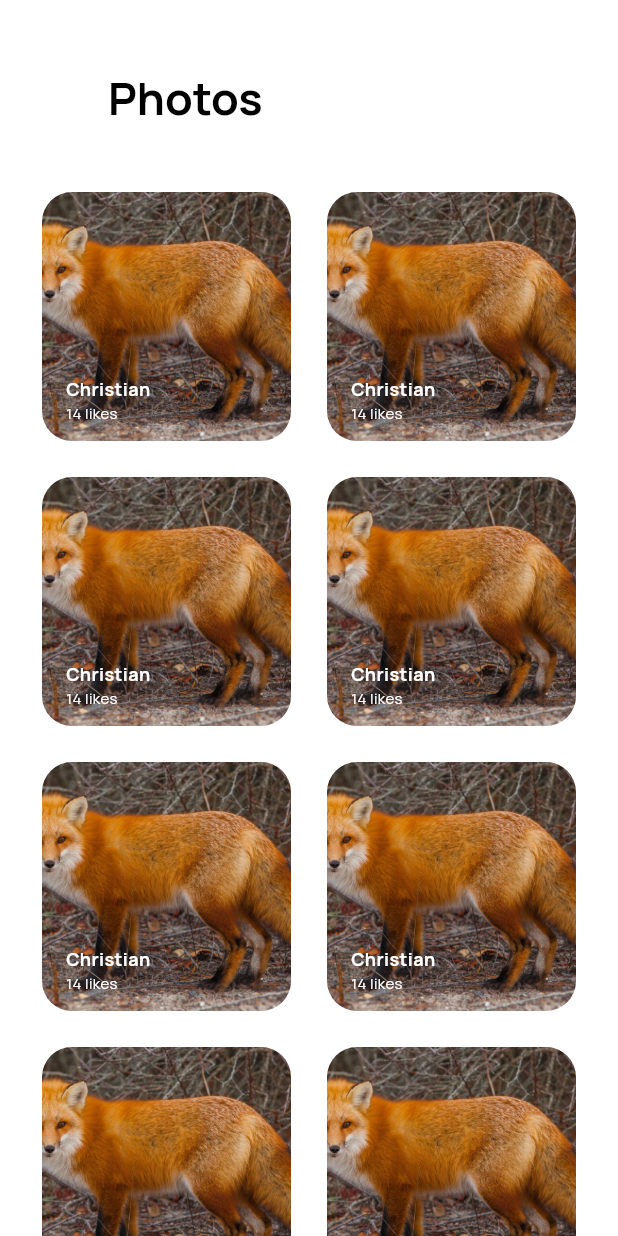
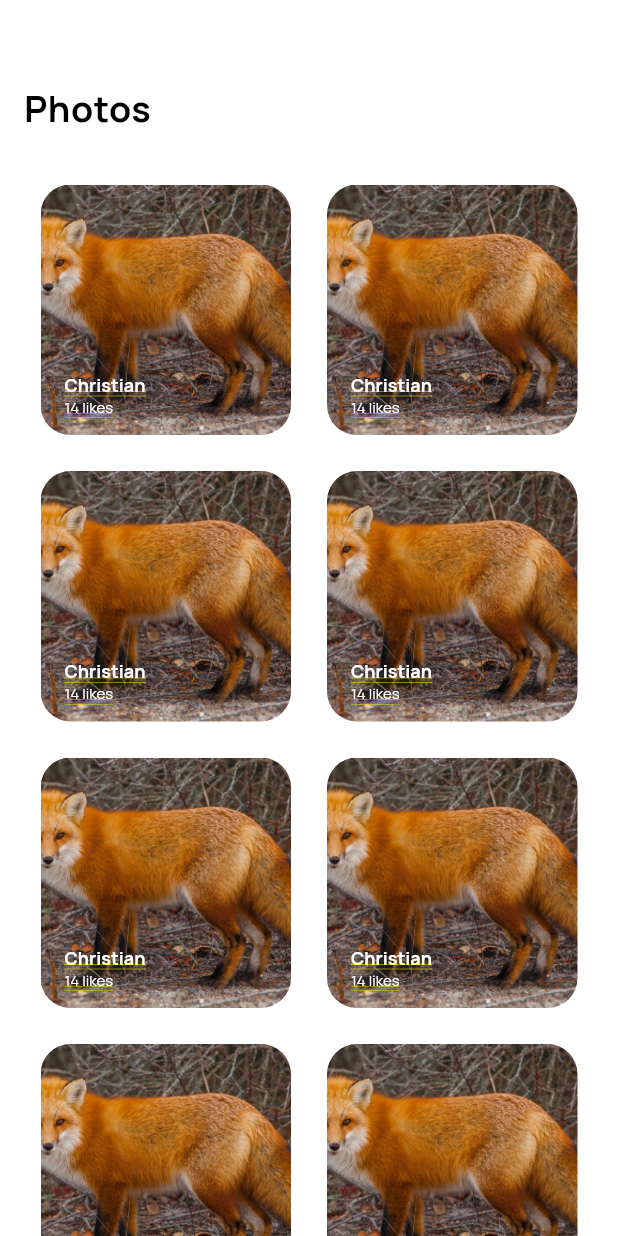
Before and after one commit to ProfessionalHeadbanger/test_app, a Flutter app: the screen it shows after launch, on a phone screen of 412 x 824 dp. Run offline on Flutter 3.47's test engine with Material 3 defaults, Android fonts, the phone set to English and light mode, and no system bars; our stand-ins replace dio, equatable, flutter_bloc.

Commit message:
Тестовое отображение списка с помощью Sliver

```diff
--- a/lib/features/photolist/data/models/photo_model.dart
+++ b/lib/features/photolist/data/models/photo_model.dart
@@ -8,16 +8,6 @@ class PhotoModel extends Photo {
       required super.likes,
       required super.shadowColor,
       required super.blurHash});
-
-  Map<String, dynamic> toJson() {
-    return <String, dynamic>{
-      'url': imageUrl,
-      'username': username,
-      'likes': likes,
-      'color': shadowColor,
-      'blur_hash': blurHash,
-    };
-  }
 
   factory PhotoModel.fromJson(Map<String, dynamic> map) {
     return PhotoModel(
--- a/lib/features/photolist/presentation/pages/list_page.dart
+++ b/lib/features/photolist/presentation/pages/list_page.dart
@@ -1,3 +1,4 @@
+import 'package:flutter/cupertino.dart';
 import 'package:flutter/material.dart';
 import 'package:test_app/core/themes/colors.dart';
 import 'package:test_app/features/photolist/domain/entities/photo.dart';
@@ -14,30 +15,23 @@ class ListPage extends StatelessWidget {
         likes: 14,
         shadowColor: const Color(0xff000000),
         blurHash: "blurHash");
-
-    return Scaffold(
-      body: CustomScrollView(
-        slivers: [
-          SliverAppBar(
-            expandedHeight: 100,
-            floating: false,
-            pinned: true,
-            flexibleSpace: FlexibleSpaceBar(
-              title: const Text(
-                "Photos",
-                style: TextStyle(
-                    fontSize: 20,
-                    fontWeight: FontWeight.w700,
-                    color: AppColors.primaryText),
-              ),
-              centerTitle: false,
-              background: Container(
-                color: AppColors.primaryBackground,
-              ),
+    return CupertinoPageScaffold(
+      child: CustomScrollView(
+        slivers: <Widget>[
+          CupertinoSliverNavigationBar(
+            border: null,
+            backgroundColor: Colors.white.withOpacity(0.5),
+            largeTitle: const Text(
+              "Photos",
+              style: TextStyle(
+                  fontSize: 24,
+                  fontFamily: 'Manrope',
+                  fontWeight: FontWeight.w700,
+                  color: AppColors.primaryText),
             ),
           ),
           SliverPadding(
-            padding: const EdgeInsets.all(28.0),
+            padding: const EdgeInsets.all(27.0),
             sliver: SliverGrid(
                 delegate: SliverChildBuilderDelegate(
                     (BuildContext context, int index) {
--- a/lib/features/photolist/presentation/widgets/photo_tile.dart
+++ b/lib/features/photolist/presentation/widgets/photo_tile.dart
@@ -30,14 +30,16 @@ class PhotoTile extends StatelessWidget {
                   style: const TextStyle(
                       color: AppColors.secondaryText,
                       fontWeight: FontWeight.w700,
-                      fontSize: 12),
+                      fontSize: 12,
+                      fontFamily: 'Manrope'),
                 ),
                 Text(
                   "${photo.likes} likes",
                   style: const TextStyle(
                       color: AppColors.secondaryText,
                       fontWeight: FontWeight.w400,
-                      fontSize: 10),
+                      fontSize: 10,
+                      fontFamily: 'Manrope'),
                 )
               ],
             ),
```
